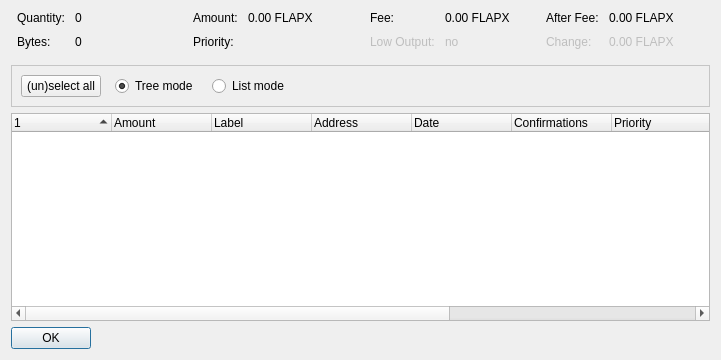
FlapXCoin/flapxcoin, file src/qt/forms/coincontroldialog.ui: the form before one commit.
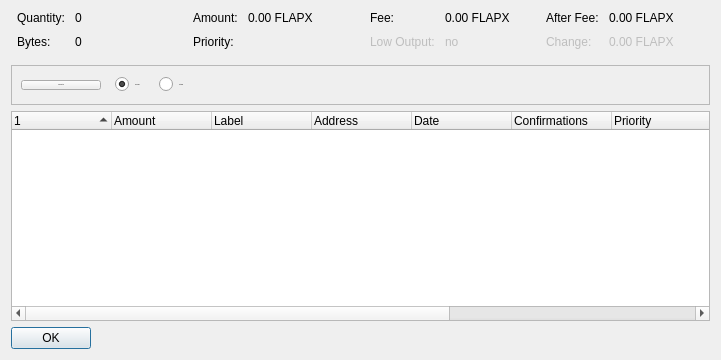
The form after the commit. Custom widgets are drawn as their Qt base class.

Commit message: GUI: replace hand-set palettes and style sheets with one central style

Diff of the .ui file:
```diff
--- a/src/qt/forms/coincontroldialog.ui
+++ b/src/qt/forms/coincontroldialog.ui
@@ -322,189 +322,11 @@
        <height>40</height>
       </size>
      </property>
-     <property name="palette">
-      <palette>
-       <active>
-        <colorrole role="WindowText">
-         <brush brushstyle="SolidPattern">
-          <color alpha="255">
-           <red>255</red>
-           <green>170</green>
-           <blue>0</blue>
-          </color>
-         </brush>
-        </colorrole>
-        <colorrole role="Text">
-         <brush brushstyle="SolidPattern">
-          <color alpha="255">
-           <red>255</red>
-           <green>170</green>
-           <blue>0</blue>
-          </color>
-         </brush>
-        </colorrole>
-        <colorrole role="BrightText">
-         <brush brushstyle="SolidPattern">
-          <color alpha="255">
-           <red>255</red>
-           <green>255</green>
-           <blue>255</blue>
-          </color>
-         </brush>
-        </colorrole>
-        <colorrole role="Base">
-         <brush brushstyle="SolidPattern">
-          <color alpha="255">
-           <red>0</red>
-           <green>0</green>
-           <blue>0</blue>
-          </color>
-         </brush>
-        </colorrole>
-        <colorrole role="Window">
-         <brush brushstyle="SolidPattern">
-          <color alpha="255">
-           <red>255</red>
-           <green>255</green>
-           <blue>255</blue>
-          </color>
-         </brush>
-        </colorrole>
-        <colorrole role="HighlightedText">
-         <brush brushstyle="SolidPattern">
-          <color alpha="255">
-           <red>255</red>
-           <green>255</green>
-           <blue>255</blue>
-          </color>
-         </brush>
-        </colorrole>
-       </active>
-       <inactive>
-        <colorrole role="WindowText">
-         <brush brushstyle="SolidPattern">
-          <color alpha="255">
-           <red>255</red>
-           <green>170</green>
-           <blue>0</blue>
-          </color>
-         </brush>
-        </colorrole>
-        <colorrole role="Text">
-         <brush brushstyle="SolidPattern">
-          <color alpha="255">
-           <red>255</red>
-           <green>170</green>
-           <blue>0</blue>
-          </color>
-         </brush>
-        </colorrole>
-        <colorrole role="BrightText">
-         <brush brushstyle="SolidPattern">
-          <color alpha="255">
-           <red>255</red>
-           <green>255</green>
-           <blue>255</blue>
-          </color>
-         </brush>
-        </colorrole>
-        <colorrole role="Base">
-         <brush brushstyle="SolidPattern">
-          <color alpha="255">
-           <red>0</red>
-           <green>0</green>
-           <blue>0</blue>
-          </color>
-         </brush>
-        </colorrole>
-        <colorrole role="Window">
-         <brush brushstyle="SolidPattern">
-          <color alpha="255">
-           <red>255</red>
-           <green>255</green>
-           <blue>255</blue>
-          </color>
-         </brush>
-        </colorrole>
-        <colorrole role="HighlightedText">
-         <brush brushstyle="SolidPattern">
-          <color alpha="255">
-           <red>255</red>
-           <green>255</green>
-           <blue>255</blue>
-          </color>
-         </brush>
-        </colorrole>
-       </inactive>
-       <disabled>
-        <colorrole role="WindowText">
-         <brush brushstyle="SolidPattern">
-          <color alpha="255">
-           <red>255</red>
-           <green>170</green>
-           <blue>0</blue>
-          </color>
-         </brush>
-        </colorrole>
-        <colorrole role="Text">
-         <brush brushstyle="SolidPattern">
-          <color alpha="255">
-           <red>255</red>
-           <green>170</green>
-           <blue>0</blue>
-          </color>
-         </brush>
-        </colorrole>
-        <colorrole role="BrightText">
-         <brush brushstyle="SolidPattern">
-          <color alpha="255">
-           <red>255</red>
-           <green>255</green>
-           <blue>255</blue>
-          </color>
-         </brush>
-        </colorrole>
-        <colorrole role="Base">
-         <brush brushstyle="SolidPattern">
-          <color alpha="255">
-           <red>255</red>
-           <green>255</green>
-           <blue>255</blue>
-          </color>
-         </brush>
-        </colorrole>
-        <colorrole role="Window">
-         <brush brushstyle="SolidPattern">
-          <color alpha="255">
-           <red>255</red>
-           <green>255</green>
-           <blue>255</blue>
-          </color>
-         </brush>
-        </colorrole>
-        <colorrole role="HighlightedText">
-         <brush brushstyle="SolidPattern">
-          <color alpha="255">
-           <red>255</red>
-           <green>255</green>
-           <blue>255</blue>
-          </color>
-         </brush>
-        </colorrole>
-       </disabled>
-      </palette>
-     </property>
      <property name="font">
       <font>
        <pointsize>-1</pointsize>
       </font>
      </property>
-     <property name="styleSheet">
-      <string notr="true">QFrame
-{
-font-size: 30px;
-}</string>
-     </property>
      <property name="frameShape">
       <enum>QFrame::StyledPanel</enum>
      </property>
@@ -561,178 +383,6 @@
         </item>
         <item>
          <spacer name="horizontalSpacer">
-          <property name="palette">
-           <palette>
-            <active>
-             <colorrole role="WindowText">
-              <brush brushstyle="SolidPattern">
-               <color alpha="255">
-                <red>255</red>
-                <green>170</green>
-                <blue>0</blue>
-               </color>
-              </brush>
-             </colorrole>
-             <colorrole role="Text">
-              <brush brushstyle="SolidPattern">
-               <color alpha="255">
-                <red>255</red>
-                <green>170</green>
-                <blue>0</blue>
-               </color>
-              </brush>
-             </colorrole>
-             <colorrole role="BrightText">
-              <brush brushstyle="SolidPattern">
-               <color alpha="255">
-                <red>255</red>
-                <green>170</green>
-                <blue>0</blue>
-               </color>
-              </brush>
-             </colorrole>
-             <colorrole role="Base">
-              <brush brushstyle="SolidPattern">
-               <color alpha="255">
-                <red>0</red>
-                <green>0</green>
-                <blue>0</blue>
-               </color>
-              </brush>
-             </colorrole>
-             <colorrole role="Window">
-              <brush brushstyle="SolidPattern">
-               <color alpha="255">
-                <red>0</red>
-                <green>0</green>
-                <blue>0</blue>
-               </color>
-              </brush>
-             </colorrole>
-             <colorrole role="HighlightedText">
-              <brush brushstyle="SolidPattern">
-               <color alpha="255">
-                <red>255</red>
-                <green>170</green>
-                <blue>0</blue>
-               </color>
-              </brush>
-             </colorrole>
-            </active>
-            <inactive>
-             <colorrole role="WindowText">
-              <brush brushstyle="SolidPattern">
-               <color alpha="255">
-                <red>255</red>
-                <green>170</green>
-                <blue>0</blue>
-               </color>
-              </brush>
-             </colorrole>
-             <colorrole role="Text">
-              <brush brushstyle="SolidPattern">
-               <color alpha="255">
-                <red>255</red>
-                <green>170</green>
-                <blue>0</blue>
-               </color>
-              </brush>
-             </colorrole>
-             <colorrole role="BrightText">
-              <brush brushstyle="SolidPattern">
-               <color alpha="255">
-                <red>255</red>
-                <green>170</green>
-                <blue>0</blue>
-               </color>
-              </brush>
-             </colorrole>
-             <colorrole role="Base">
-              <brush brushstyle="SolidPattern">
-               <color alpha="255">
-                <red>0</red>
-                <green>0</green>
-                <blue>0</blue>
-               </color>
-              </brush>
-             </colorrole>
-             <colorrole role="Window">
-              <brush brushstyle="SolidPattern">
-               <color alpha="255">
-                <red>0</red>
-                <green>0</green>
-                <blue>0</blue>
-               </color>
-              </brush>
-             </colorrole>
-             <colorrole role="HighlightedText">
-              <brush brushstyle="SolidPattern">
-               <color alpha="255">
-                <red>255</red>
-                <green>170</green>
-                <blue>0</blue>
-               </color>
-              </brush>
-             </colorrole>
-            </inactive>
-            <disabled>
-             <colorrole role="WindowText">
-              <brush brushstyle="SolidPattern">
-               <color alpha="255">
-                <red>255</red>
-                <green>170</green>
-                <blue>0</blue>
-               </color>
-              </brush>
-             </colorrole>
-             <colorrole role="Text">
-              <brush brushstyle="SolidPattern">
-               <color alpha="255">
-                <red>255</red>
-                <green>170</green>
-                <blue>0</blue>
-               </color>
-              </brush>
-             </colorrole>
-             <colorrole role="BrightText">
-              <brush brushstyle="SolidPattern">
-               <color alpha="255">
-                <red>255</red>
-                <green>170</green>
-                <blue>0</blue>
-               </color>
-              </brush>
-             </colorrole>
-             <colorrole role="Base">
-              <brush brushstyle="SolidPattern">
-               <color alpha="255">
-                <red>0</red>
-                <green>0</green>
-                <blue>0</blue>
-               </color>
-              </brush>
-             </colorrole>
-             <colorrole role="Window">
-              <brush brushstyle="SolidPattern">
-               <color alpha="255">
-                <red>0</red>
-                <green>0</green>
-                <blue>0</blue>
-               </color>
-              </brush>
-             </colorrole>
-             <colorrole role="HighlightedText">
-              <brush brushstyle="SolidPattern">
-               <color alpha="255">
-                <red>255</red>
-                <green>170</green>
-                <blue>0</blue>
-               </color>
-              </brush>
-             </colorrole>
-            </disabled>
-           </palette>
-          </property>
           <property name="orientation">
            <enum>Qt::Horizontal</enum>
           </property>
```
Left out of the diff: 30 changed lines with no effect on the pictures. The commit also changes 16 other files.
